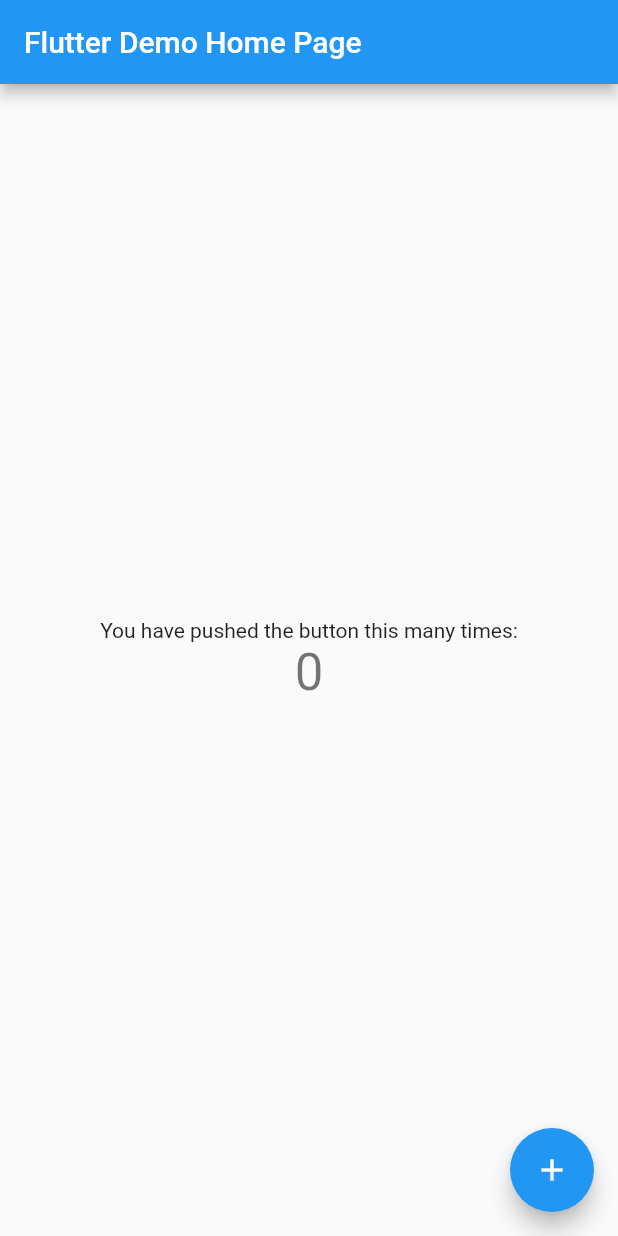
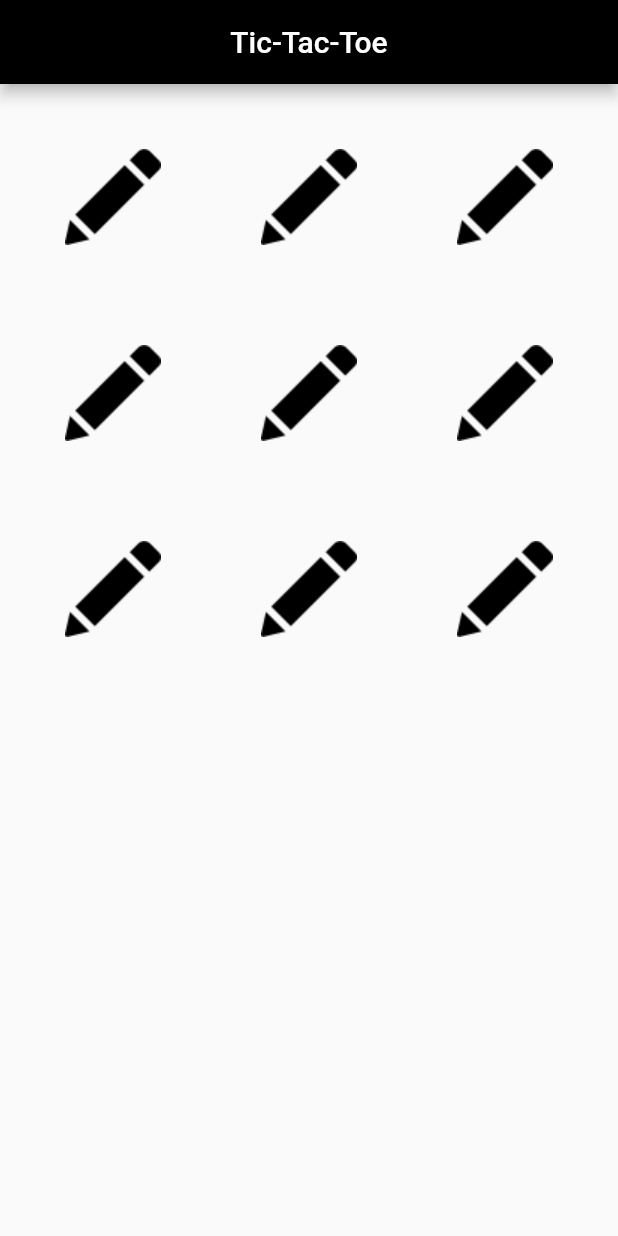
Before and after one commit to Ranaco/tic-tac-toe, a Flutter app: the screen it shows after launch, on a phone screen of 412 x 824 dp. Run offline on Flutter 3.47's test engine with Material 2 defaults, Android fonts, the phone set to English and light mode, and no system bars.

Commit message:
many confusions!

```diff
--- /dev/null
+++ b/lib/homePage.dart
@@ -0,0 +1,185 @@
+// ignore_for_file: file_names, prefer_const_constructors, prefer_const_literals_to_create_immutables, unnecessary_this, dead_code
+
+import 'package:flutter/material.dart';
+
+class HomePage extends StatefulWidget {
+  const HomePage({Key? key}) : super(key: key);
+
+  @override
+  _HomePageState createState() => _HomePageState();
+}
+
+class _HomePageState extends State<HomePage> {
+  AssetImage cross = AssetImage('assets/images/cross.png');
+  AssetImage circle = AssetImage('assets/images/circle.png');
+  AssetImage edit = AssetImage('assets/images/edit.png');
+  bool isCross = true;
+  var message;
+  List<String> gameState = [];
+
+  @override
+  void initState() {
+    super.initState();
+    setState(() {
+      /*this.*/ gameState = [
+        'empty',
+        'empty',
+        'empty',
+        'empty',
+        'empty',
+        'empty',
+        'empty',
+        'empty',
+        'empty',
+      ];
+      /*this.*/ message = "";
+    });
+  }
+
+  playGame(int index) {
+    if (gameState[index] == 'empty') {
+      setState(() {
+        if (isCross) {
+          gameState[index] = "cross";
+        } else {
+          gameState[index] = 'circle';
+        }
+        isCross = !isCross;
+        checkWin();
+      });
+    }
+  }
+
+  //TODO: Reset game method;
+
+  resetGame() {
+    setState(() {
+      /*this.*/ gameState = [
+        "empty"
+            "empty"
+            "empty"
+            "empty"
+            "empty"
+            "empty"
+            "empty"
+            "empty"
+            "empty"
+            "empty"
+      ];
+      /*this.*/ message = "";
+    });
+  }
+
+  getImage(String value) {
+    switch (value) {
+      case ('empty'):
+        return edit;
+        break;
+      case ('cross'):
+        return cross;
+        break;
+      case ('circle'):
+        return circle;
+        break;
+    }
+  }
+
+  checkWin() {
+    if ((gameState[0] != 'empty') &&
+        (gameState[0] == gameState[1]) &&
+        (gameState[1] == gameState[2])) {
+      setState(() {
+        message = '${this.gameState[0]} Wins!';
+      });
+    } else if ((gameState[3] != 'empty') &&
+        (gameState[3] == gameState[4]) &&
+        (gameState[4] == gameState[5])) {
+      setState(() {
+        message = "${this.gameState[3]} Wins!";
+      });
+    } else if ((gameState[6] != 'empty' &&
+        gameState[6] == gameState[7] &&
+        gameState[7] == gameState[8])) {
+      setState(() {
+        message = "${this.gameState[6]} Wins!";
+      });
+    } else if ((gameState[0] != 'empty') &&
+        (gameState[0] == gameState[4]) &&
+        gameState[4] == gameState[8]) {
+      setState(() {
+        message = "${this.gameState[0]} Wins!";
+      });
+    } else if ((gameState[2] != 'empty') &&
+        (gameState[2] == gameState[4]) &&
+        (gameState[4] == gameState[6])) {
+      setState(() {
+        message = "${this.gameState[3]} Wins!";
+      });
+    } else if ((gameState[0] != 'empty') &&
+        (gameState[0] == gameState[3]) &&
+        (gameState[3] == gameState[6])) {
+      setState(() {
+        message = "${this.gameState[3]} Wins!";
+      });
+    } else if ((gameState[1] != 'empty') &&
+        (gameState[1] == gameState[4]) &&
+        (gameState[4] == gameState[7])) {
+      setState(() {
+        message = "${this.gameState[4]} Wins!";
+      });
+    } else if ((gameState[2] != 'empty') &&
+        (gameState[2] == gameState[5]) &&
+        (gameState[5] == gameState[8])) {
+      setState(() {
+        message = "${this.gameState[3]} Wins!";
+      });
+    } else if (!gameState.contains('empty')) {
+      setState(() {
+        this.message = "Game draw";
+      });
+    }
+  }
+
+  @override
+  Widget build(BuildContext context) {
+    return Scaffold(
+        appBar: AppBar(
+          backgroundColor: Colors.black,
+          title: Text(
+            'Tic-Tac-Toe',
+            style: TextStyle(color: Colors.white),
+          ),
+          centerTitle: true,
+        ),
+        body: Column(
+          mainAxisAlignment: MainAxisAlignment.start,
+          crossAxisAlignment: CrossAxisAlignment.center,
+          children: <Widget>[
+            Expanded(
+              child: GridView.builder(
+                padding: EdgeInsets.all(15),
+                gridDelegate: SliverGridDelegateWithFixedCrossAxisCount(
+                  crossAxisCount: 3,
+                  childAspectRatio: 1.0,
+                  crossAxisSpacing: 10,
+                  mainAxisSpacing: 10.0,
+                ),
+                itemCount: 9,
+                itemBuilder: (context, i) => SizedBox(
+                  width: 100.0,
+                  height: 100.0,
+                  child: MaterialButton(
+                    onPressed: () {
+                      this.playGame(i);
+                    },
+                    child: Image(
+                      image: getImage(this.gameState[i]),
+                    ),
+                  ),
+                ),
+              ),
+            ),
+          ],
+        ));
+  }
+}
--- a/lib/main.dart
+++ b/lib/main.dart
@@ -1,115 +1,12 @@
+// ignore_for_file: prefer_const_constructors
+
 import 'package:flutter/material.dart';
+import 'homePage.dart';
 
-void main() {
-  runApp(const MyApp());
+main(List<String> args) {
+  runApp(MaterialApp(
+    debugShowCheckedModeBanner: false,
+    title: 'Tic-Tac-Toe',
+    home: HomePage(),
+  ));
 }
-
-class MyApp extends StatelessWidget {
-  const MyApp({Key? key}) : super(key: key);
-
-  // This widget is the root of your application.
-  @override
-  Widget build(BuildContext context) {
-    return MaterialApp(
-      title: 'Flutter Demo',
-      theme: ThemeData(
-        // This is the theme of your application.
-        //
-        // Try running your application with "flutter run". You'll see the
-        // application has a blue toolbar. Then, without quitting the app, try
-        // changing the primarySwatch below to Colors.green and then invoke
-        // "hot reload" (press "r" in the console where you ran "flutter run",
-        // or simply save your changes to "hot reload" in a Flutter IDE).
-        // Notice that the counter didn't reset back to zero; the application
-        // is not restarted.
-        primarySwatch: Colors.blue,
-      ),
-      home: const MyHomePage(title: 'Flutter Demo Home Page'),
-    );
-  }
-}
-
-class MyHomePage extends StatefulWidget {
-  const MyHomePage({Key? key, required this.title}) : super(key: key);
-
-  // This widget is the home page of your application. It is stateful, meaning
-  // that it has a State object (defined below) that contains fields that affect
-  // how it looks.
-
-  // This class is the configuration for the state. It holds the values (in this
-  // case the title) provided by the parent (in this case the App widget) and
-  // used by the build method of the State. Fields in a Widget subclass are
-  // always marked "final".
-
-  final String title;
-
-  @override
-  State<MyHomePage> createState() => _MyHomePageState();
-}
-
-class _MyHomePageState extends State<MyHomePage> {
-  int _counter = 0;
-
-  void _incrementCounter() {
-    setState(() {
-      // This call to setState tells the Flutter framework that something has
-      // changed in this State, which causes it to rerun the build method below
-      // so that the display can reflect the updated values. If we changed
-      // _counter without calling setState(), then the build method would not be
-      // called again, and so nothing would appear to happen.
-      _counter++;
-    });
-  }
-
-  @override
-  Widget build(BuildContext context) {
-    // This method is rerun every time setState is called, for instance as done
-    // by the _incrementCounter method above.
-    //
-    // The Flutter framework has been optimized to make rerunning build methods
-    // fast, so that you can just rebuild anything that needs updating rather
-    // than having to individually change instances of widgets.
-    return Scaffold(
-      appBar: AppBar(
-        // Here we take the value from the MyHomePage object that was created by
-        // the App.build method, and use it to set our appbar title.
-        title: Text(widget.title),
-      ),
-      body: Center(
-        // Center is a layout widget. It takes a single child and positions it
-        // in the middle of the parent.
-        child: Column(
-          // Column is also a layout widget. It takes a list of children and
-          // arranges them vertically. By default, it sizes itself to fit its
-          // children horizontally, and tries to be as tall as its parent.
-          //
-          // Invoke "debug painting" (press "p" in the console, choose the
-          // "Toggle Debug Paint" action from the Flutter Inspector in Android
-          // Studio, or the "Toggle Debug Paint" command in Visual Studio Code)
-          // to see the wireframe for each widget.
-          //
-          // Column has various properties to control how it sizes itself and
-          // how it positions its children. Here we use mainAxisAlignment to
-          // center the children vertically; the main axis here is the vertical
-          // axis because Columns are vertical (the cross axis would be
-          // horizontal).
-          mainAxisAlignment: MainAxisAlignment.center,
-          children: <Widget>[
-            const Text(
-              'You have pushed the button this many times:',
-            ),
-            Text(
-              '$_counter',
-              style: Theme.of(context).textTheme.headline4,
-            ),
-          ],
-        ),
-      ),
-      floatingActionButton: FloatingActionButton(
-        onPressed: _incrementCounter,
-        tooltip: 'Increment',
-        child: const Icon(Icons.add),
-      ), // This trailing comma makes auto-formatting nicer for build methods.
-    );
-  }
-}
```
Also changed, not shown: 1 other file.
